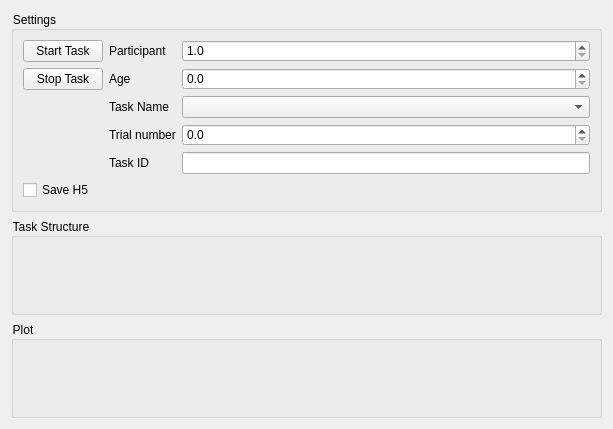
Above: Experiment.UI from liorse/Lital_IMU_Tobii_Pro_Integration before the change. Below: the same form after it.
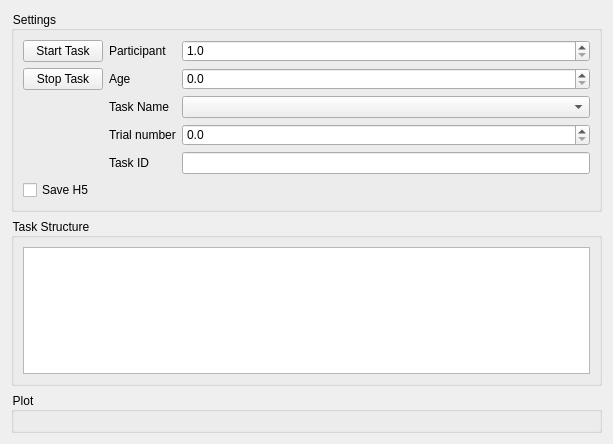
That is the form after the change.

Commit message: table is in place

What changed in the file:
```diff
--- a/Experiment.UI
+++ b/Experiment.UI
@@ -7,7 +7,7 @@
     <x>0</x>
     <y>0</y>
     <width>613</width>
-    <height>429</height>
+    <height>444</height>
    </rect>
   </property>
   <property name="windowTitle">
@@ -155,7 +155,11 @@
      <property name="title">
       <string>Task Structure</string>
      </property>
-     <layout class="QVBoxLayout" name="verticalLayout_2"/>
+     <layout class="QVBoxLayout" name="verticalLayout_2">
+      <item>
+       <widget class="QTableWidget" name="tableWidget"/>
+      </item>
+     </layout>
     </widget>
    </item>
   </layout>
```
Left out of the diff: 2 changed lines with no effect on the pictures. The commit also changes 1 other file.
